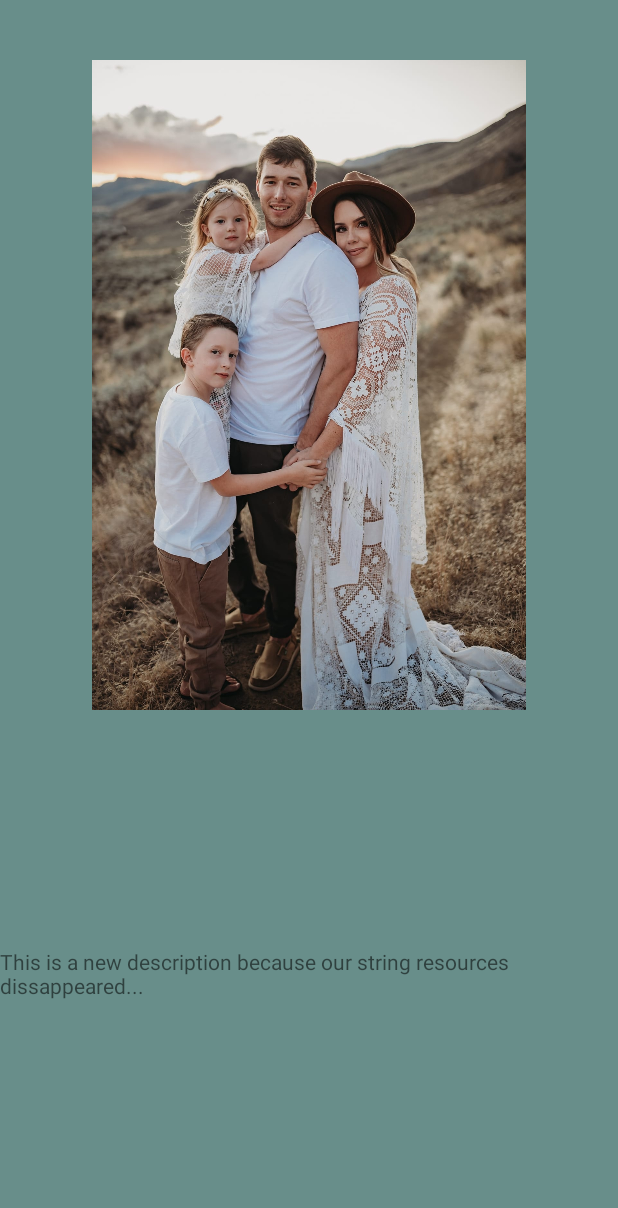
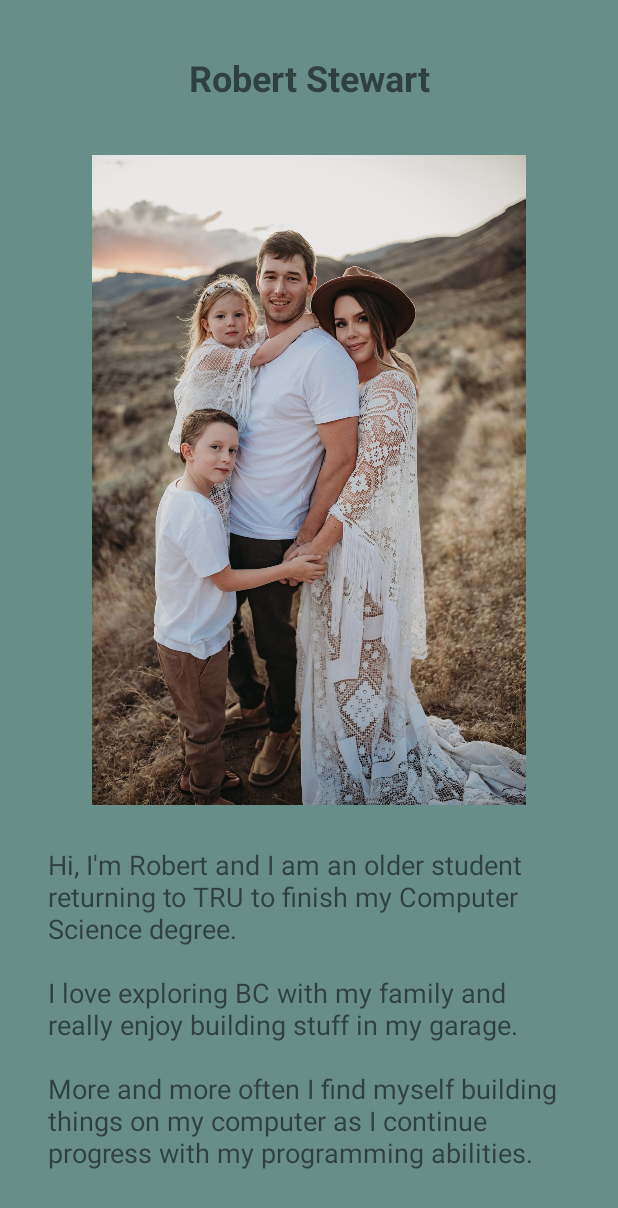
Before and after one commit to Vitzual/MobileApp-GroupK, an Android app: the robsPage screen opened directly, with no data from a screen before it, on a phone screen of 412 x 824 dp. Shown: the top 1208 px of the screen. Run offline under Robolectric (Android 15) with nearby library versions, the phone set to English and light mode, and no system bars.

Commit message:
Updated my text description

```diff
--- a/app/src/main/res/layout/activity_robs_page.xml
+++ b/app/src/main/res/layout/activity_robs_page.xml
@@ -11,19 +11,42 @@
         android:id="@+id/imageView"
         android:layout_width="369dp"
         android:layout_height="433dp"
-        android:layout_marginTop="40dp"
+        android:contentDescription="Picture of Robert's Family"
         app:layout_constraintEnd_toEndOf="parent"
         app:layout_constraintStart_toStartOf="parent"
-        app:layout_constraintTop_toTopOf="parent"
-        app:srcCompat="@drawable/fam_jam" />
+        app:layout_constraintTop_toBottomOf="@+id/textView5"
+        app:layout_constraintBottom_toBottomOf="@+id/textView4"
+        app:srcCompat="@drawable/fam_jam"
+        tools:layout_editor_absoluteY="64dp" />
 
     <TextView
         android:id="@+id/textView4"
-        android:layout_width="wrap_content"
+        android:layout_width="0dp"
         android:layout_height="wrap_content"
+        android:layout_marginStart="32dp"
+        android:layout_marginLeft="32dp"
+        android:layout_marginEnd="32dp"
+        android:layout_marginRight="32dp"
+        android:layout_marginBottom="16dp"
         android:text="@string/robs_description"
+        android:textSize="18sp"
         app:layout_constraintBottom_toBottomOf="parent"
         app:layout_constraintEnd_toEndOf="parent"
         app:layout_constraintStart_toStartOf="parent"
         app:layout_constraintTop_toBottomOf="@+id/imageView" />
+
+    <TextView
+        android:id="@+id/textView5"
+        android:layout_width="wrap_content"
+        android:layout_height="wrap_content"
+        android:layout_marginTop="8dp"
+        android:layout_marginBottom="8dp"
+        android:text="Robert Stewart"
+        android:textAllCaps="false"
+        android:textSize="24sp"
+        android:textStyle="bold"
+        app:layout_constraintBottom_toTopOf="@+id/imageView"
+        app:layout_constraintEnd_toEndOf="parent"
+        app:layout_constraintStart_toStartOf="parent"
+        app:layout_constraintTop_toTopOf="parent" />
 </androidx.constraintlayout.widget.ConstraintLayout>
--- a/app/src/main/res/values/strings.xml
+++ b/app/src/main/res/values/strings.xml
@@ -8,7 +8,7 @@
     <string name="ben">Ben</string>
     <string name="welcome_to_team_k">Welcome to Team K!</string>
     <string name="click_on_one_of_our_names_to_find_out_more">Click on one of our names to find out more:</string>
-    <string name="robs_description">This is a new description because our string resources dissappeared...</string>
+    <string name="robs_description">"Hi, I\'m Robert and I am an older student returning to TRU to finish my Computer Science degree. \n\nI love exploring BC with my family and really enjoy building stuff in my garage. \n\nMore and more often I find myself building things on my computer as I continue progress with my programming abilities. " </string>
 
     <!-- Strings used for fragments for navigation -->
     <string name="first_fragment_label">First Fragment</string>
```
